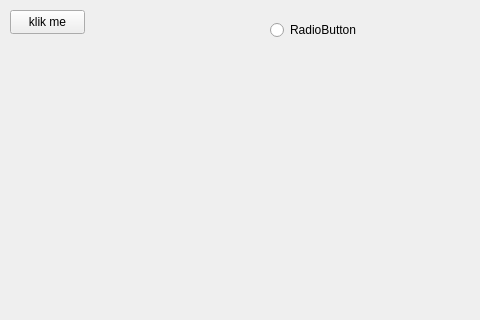
The window that ui1/form.ui (MathieuDijkstra/pycharm-test-qt-auto-upoad-testing-working) describes before a commit, drawn with Qt 5; both pictures show x 0 to 480 and y 0 to 320 of the 800 by 600 pixel window.
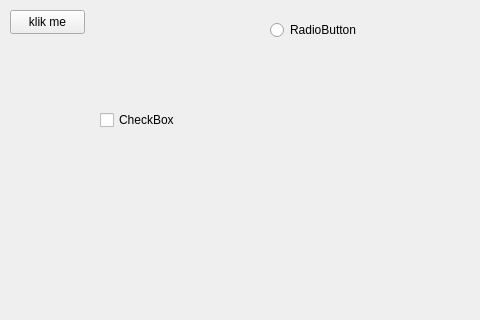
The same window after the commit.

Commit message:
ui2py windows ui coverteren naar een py bestand voor python libary file naam: ui_converter.py from ui_converter import convert_UI2PY  # Import the convert function
# Call the function to convert .ui files in 'ui1' folder
convert_UI2PY("Directory Name Where UI files standing")

Diff of the .ui file:
```diff
--- a/ui1/form.ui
+++ b/ui1/form.ui
@@ -39,6 +39,19 @@
     <string>RadioButton</string>
    </property>
   </widget>
+  <widget class="QCheckBox" name="checkBox">
+   <property name="geometry">
+    <rect>
+     <x>100</x>
+     <y>110</y>
+     <width>75</width>
+     <height>20</height>
+    </rect>
+   </property>
+   <property name="text">
+    <string>CheckBox</string>
+   </property>
+  </widget>
  </widget>
  <resources/>
  <connections/>
```
The commit also changes 2 other files.
